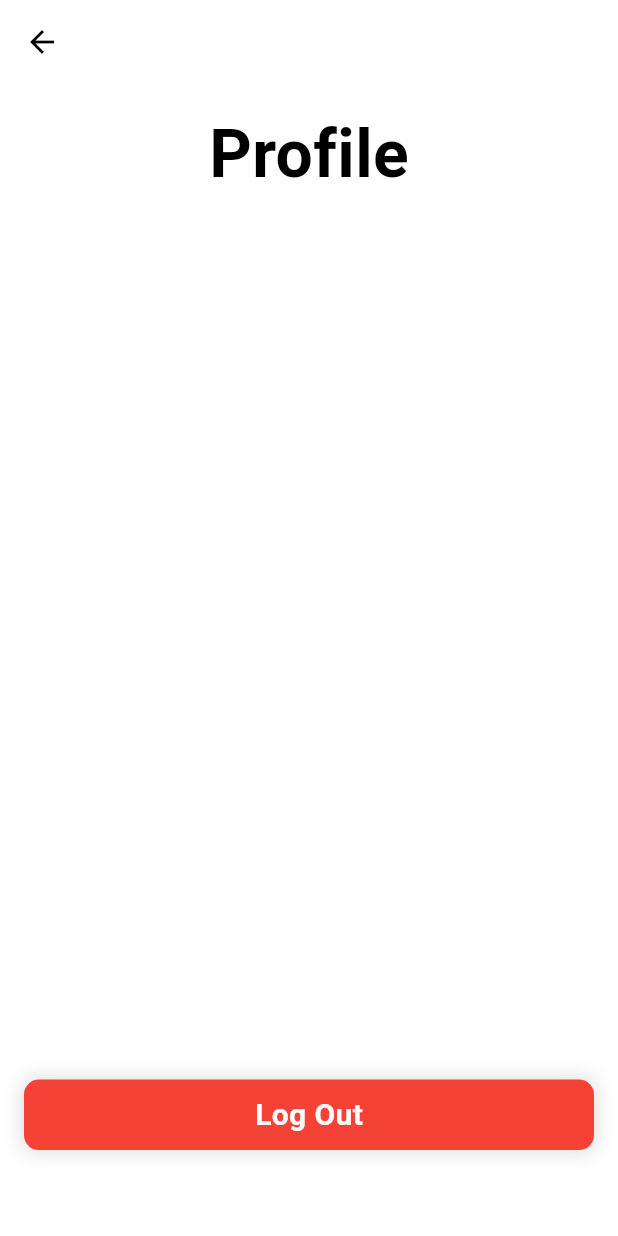
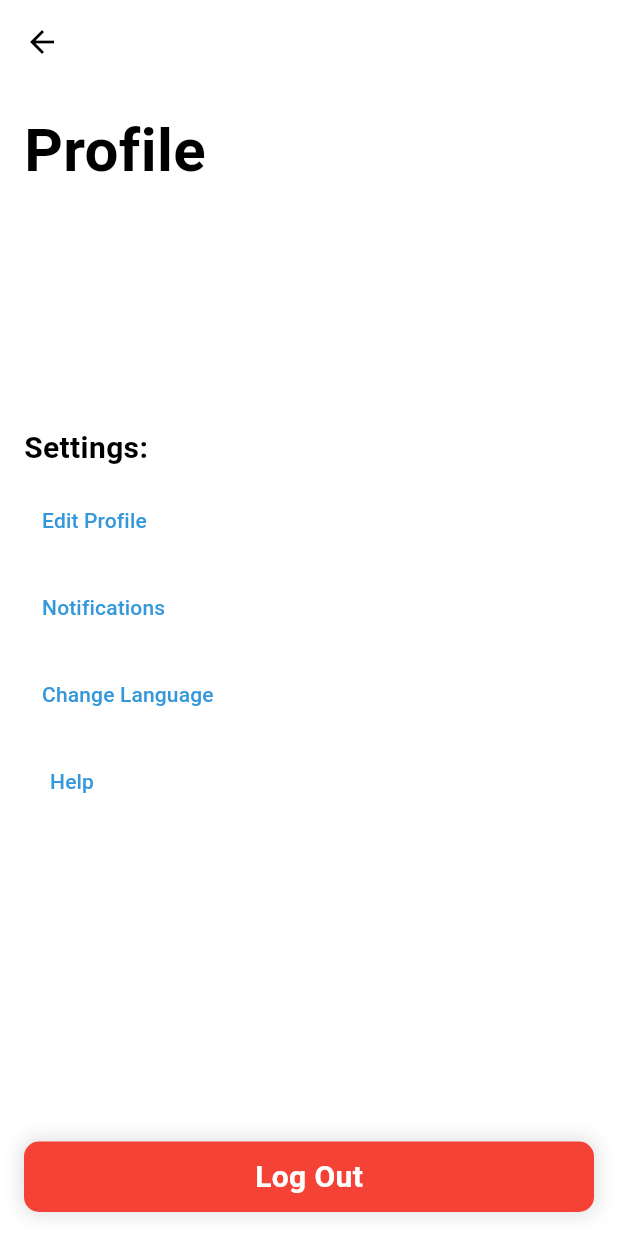
Before and after one commit to j03-dev/voamamy, a Flutter app: the ProfileSecreen screen opened by its route, on a phone screen of 412 x 824 dp. Run offline on Flutter 3.47's test engine with Material 3 defaults, Android fonts, the light colour scheme and no system bars; our stand-ins replace dio, shared_preferences; accounts and stored records are empty; network calls fail; Roboto replaces fonts that are missing (Montserrat).

Commit message:
finish profile secreen

```diff
--- a/app/frontend/lib/src/app.dart
+++ b/app/frontend/lib/src/app.dart
@@ -17,6 +17,7 @@ class App extends StatelessWidget {
     return MaterialApp(
       title: 'Voamamy',
       theme: ThemeData(
+        fontFamily: "Montserrat",
         appBarTheme: AppBarTheme(centerTitle: true),
         primaryColor: Color.fromRGBO(25, 158, 91, 1.0),
         colorScheme: ColorScheme.fromSwatch().copyWith(
--- a/app/frontend/lib/src/features/auth/login_screen.dart
+++ b/app/frontend/lib/src/features/auth/login_screen.dart
@@ -39,7 +39,7 @@ class _LoginScreenState extends State<LoginScreen> {
   Widget build(BuildContext context) {
     return Scaffold(
       body: SingleChildScrollView(
-        padding: EdgeInsets.all(24.0),
+        padding: EdgeInsets.all(16.0),
         child: Form(
           key: _formKey,
           child: Column(
--- a/app/frontend/lib/src/features/auth/register_screen.dart
+++ b/app/frontend/lib/src/features/auth/register_screen.dart
@@ -37,7 +37,7 @@ class _RegisterScreenState extends State<RegisterScreen> {
   Widget build(BuildContext context) {
     return Scaffold(
       body: Padding(
-        padding: EdgeInsets.all(20.0),
+        padding: EdgeInsets.all(16.0),
         child: Form(
           key: _formKey,
           child: Column(
--- a/app/frontend/lib/src/features/group/create_group_screen.dart
+++ b/app/frontend/lib/src/features/group/create_group_screen.dart
@@ -15,7 +15,7 @@ class _CreateGroupScreenState extends State<CreateGroupScreen> {
     return Scaffold(
       appBar: AppBar(),
       body: Padding(
-        padding: EdgeInsets.all(24.0),
+        padding: EdgeInsets.all(16.0),
         child: Column(
           children: [
             Text(
--- a/app/frontend/lib/src/features/group/group_dashbord_screen.dart
+++ b/app/frontend/lib/src/features/group/group_dashbord_screen.dart
@@ -21,7 +21,7 @@ class _GroupDashboardScreenState extends State<GroupDashboardScreen> {
           children: [
             Text(
               "My Savings Group",
-              style: TextStyle(fontSize: 44, fontWeight: FontWeight.bold),
+              style: TextStyle(fontSize: 40, fontWeight: FontWeight.bold),
               textAlign: TextAlign.start,
             ),
             const SizedBox(height: 20),
@@ -31,7 +31,7 @@ class _GroupDashboardScreenState extends State<GroupDashboardScreen> {
             ),
             Text(
               "1,200,000 MGA",
-              style: TextStyle(fontSize: 45, fontWeight: FontWeight.bold),
+              style: TextStyle(fontSize: 35, fontWeight: FontWeight.bold),
             ),
             const SizedBox(height: 20),
             RoundedButton(
--- a/app/frontend/lib/src/features/home/home_screen.dart
+++ b/app/frontend/lib/src/features/home/home_screen.dart
@@ -41,7 +41,8 @@ class _HomeScreenState extends State<HomeScreen> {
               const SizedBox(height: 40),
               Text(
                 "Hello, $_fullName",
-                style: TextStyle(fontSize: 45, fontWeight: FontWeight.bold),
+                style: TextStyle(fontSize: 40, fontWeight: FontWeight.bold),
+                textAlign: TextAlign.justify,
               ),
               const SizedBox(height: 20),
               Container(
--- a/app/frontend/lib/src/features/user/profile_secreen.dart
+++ b/app/frontend/lib/src/features/user/profile_secreen.dart
@@ -41,11 +41,12 @@ class _ProfileSecreenState extends State<ProfileSecreen> {
       body: Padding(
         padding: EdgeInsets.all(16.0),
         child: Column(
+          crossAxisAlignment: CrossAxisAlignment.start,
           children: [
             const SizedBox(width: 40),
             Text(
               "Profile",
-              style: TextStyle(fontSize: 44, fontWeight: FontWeight.bold),
+              style: TextStyle(fontSize: 40, fontWeight: FontWeight.bold),
             ),
             const SizedBox(height: 40),
             Text(
@@ -57,14 +58,29 @@ class _ProfileSecreenState extends State<ProfileSecreen> {
               _currentUser?.phone_number ?? "",
               style: TextStyle(fontSize: 20, color: Colors.grey),
             ),
-            SizedBox(height: MediaQuery.of(context).size.height * .57),
-            RoundedButton(
-              text: "Log Out",
-              backgroundColor: Colors.red,
-              textColor: Colors.white,
-              action: _logOut,
+            const SizedBox(height: 40),
+            Text(
+              "Settings:",
+              style: TextStyle(fontSize: 20, fontWeight: FontWeight.bold),
             ),
+            const SizedBox(height: 10),
+            TextButton(onPressed: () {}, child: Text("Edit Profile")),
+            const SizedBox(height: 10),
+            TextButton(onPressed: () {}, child: Text("Notifications")),
+            const SizedBox(height: 10),
+            TextButton(onPressed: () {}, child: Text("Change Language")),
+            const SizedBox(height: 10),
+            TextButton(onPressed: () {}, child: Text("Help")),
           ],
+        ),
+      ),
+      bottomNavigationBar: Padding(
+        padding: EdgeInsets.all(16.0),
+        child: RoundedButton(
+          text: "Log Out",
+          backgroundColor: Colors.red,
+          textColor: Colors.white,
+          action: _logOut,
         ),
       ),
     );
--- a/app/frontend/lib/src/widgets/feature_card.dart
+++ b/app/frontend/lib/src/widgets/feature_card.dart
@@ -16,7 +16,7 @@ class FeatureCard extends StatelessWidget {
     return GestureDetector(
       onTap: action,
       child: Container(
-        padding: const EdgeInsets.symmetric(vertical: 30, horizontal: 10),
+        padding: const EdgeInsets.symmetric(vertical: 30, horizontal: 30),
         child: Column(
           crossAxisAlignment: CrossAxisAlignment.start,
           children: [
```
Also changed, not shown: app/frontend/pubspec.yaml (+38 -38 lines).
